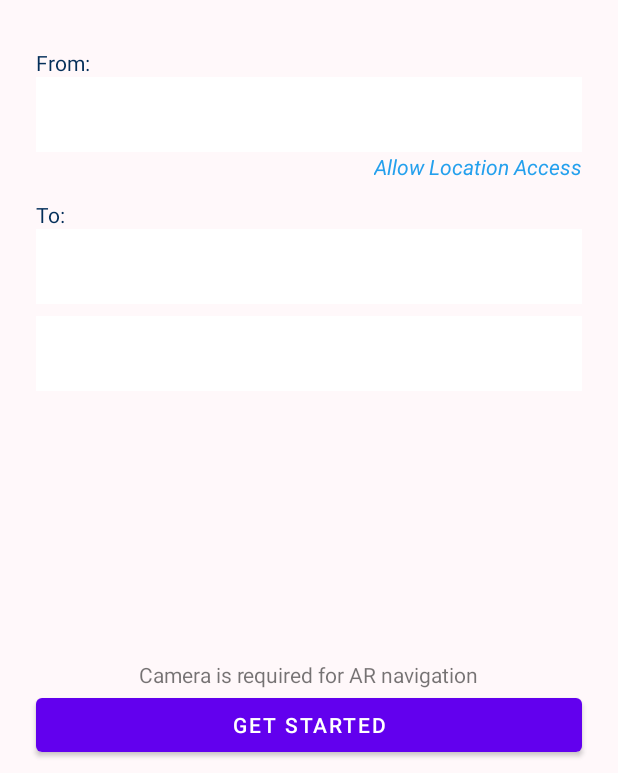
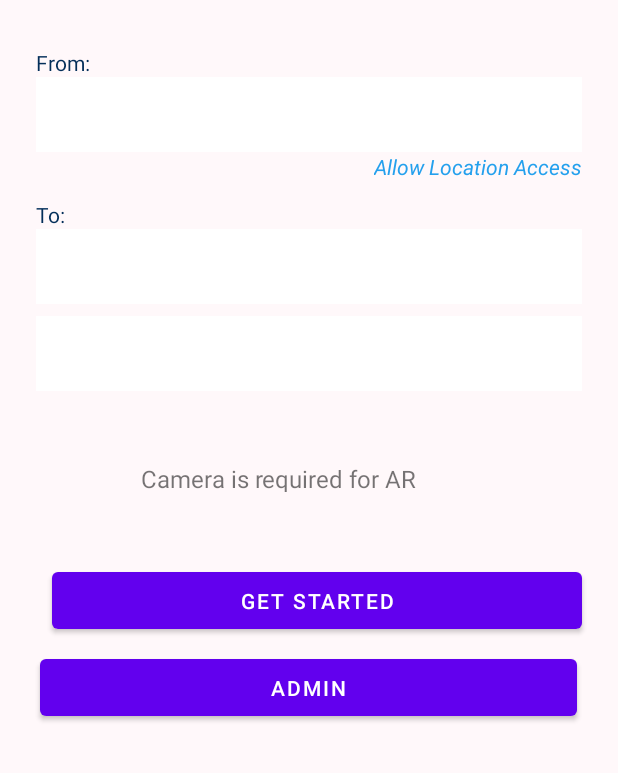
Before and after one commit to iShin1234/GsrFinder, an Android app: the layout activity_main.xml on its own in the app's theme, with its tools: preview values and no code run, on a phone screen of 412 x 824 dp, the part 463-1236 px from its top. Run offline under Robolectric (Android 15) with nearby library versions, the phone set to English and light mode, and no system bars.

Commit message:
Add Admin Feature

```diff
--- a/app/build.gradle
+++ b/app/build.gradle
@@ -50,6 +50,7 @@ dependencies {
     implementation 'com.google.android.gms:play-services-maps:18.0.2'
     implementation 'com.google.android.gms:play-services-location:21.0.1'
     implementation 'com.google.android.gms:play-services-auth:20.4.1'
+    implementation 'com.google.android.material:material:1.3.0-alpha03'
 
     // ARCore (Google Play Services for AR) library.
     implementation 'com.google.ar:core:1.36.0'
--- a/app/src/main/AndroidManifest.xml
+++ b/app/src/main/AndroidManifest.xml
@@ -2,6 +2,9 @@
 <manifest xmlns:android="http://schemas.android.com/apk/res/android"
     xmlns:tools="http://schemas.android.com/tools">
 
+    <uses-permission android:name="android.permission.ACCESS_COARSE_LOCATION" />
+    <uses-permission android:name="android.permission.ACCESS_COARSE_LOCATION" />
+    <uses-permission android:name="android.permission.ACCESS_COARSE_LOCATION" />
     <uses-permission android:name="android.permission.INTERNET" />
     <uses-permission android:name="android.permission.ACCESS_FINE_LOCATION" />
     <uses-permission android:name="android.permission.ACCESS_COARSE_LOCATION" />
--- a/app/src/main/res/layout/activity_main.xml
+++ b/app/src/main/res/layout/activity_main.xml
@@ -1,13 +1,17 @@
 <?xml version="1.0" encoding="utf-8"?>
-<androidx.constraintlayout.widget.ConstraintLayout xmlns:android="http://schemas.android.com/apk/res/android"
+<androidx.drawerlayout.widget.DrawerLayout xmlns:android="http://schemas.android.com/apk/res/android"
     xmlns:app="http://schemas.android.com/apk/res-auto"
     xmlns:tools="http://schemas.android.com/tools"
     android:layout_width="match_parent"
     android:layout_height="match_parent"
     android:background="#fff8fa"
+    android:id="@+id/my_drawer_layout"
     android:hapticFeedbackEnabled="true"
     tools:context=".MainActivity">
 
+    <androidx.constraintlayout.widget.ConstraintLayout
+        android:layout_width="match_parent"
+        android:layout_height="match_parent">
 
     <ImageView
         android:id="@+id/ivSmuGsrBanner"
@@ -101,27 +105,51 @@
         app:layout_constraintTop_toBottomOf="@+id/spinToSchool" />
 
 
-    <TextView
-        android:id="@+id/tvDisclaimer"
-        android:layout_width="wrap_content"
-        android:layout_height="wrap_content"
-        android:text="Camera is required for AR navigation"
-        app:layout_constraintBottom_toTopOf="@+id/btnGetStarted"
-        app:layout_constraintEnd_toEndOf="parent"
-        app:layout_constraintStart_toStartOf="parent" />
-
-
     <Button
         android:id="@+id/btnGetStarted"
-        android:layout_width="match_parent"
-        android:layout_height="wrap_content"
+        android:layout_width="353dp"
+        android:layout_height="50dp"
         android:layout_marginStart="24dp"
         android:layout_marginEnd="24dp"
         android:layout_marginBottom="8dp"
+        android:onClick="btnGetStartedClicked"
         android:text="Get Started"
-        android:onClick="btnGetStartedClicked"
+        app:layout_constraintBottom_toTopOf="@+id/adminBtn"
+        app:layout_constraintEnd_toEndOf="parent"
+        app:layout_constraintHorizontal_bias="1.0"
+        app:layout_constraintStart_toStartOf="parent" />
+
+    <TextView
+        android:id="@+id/tvdisclaimer"
+        android:layout_width="224dp"
+        android:layout_height="20dp"
+        android:text="Camera is required for AR navigation"
+        android:textSize="16sp"
+        app:layout_constraintBottom_toTopOf="@+id/btnGetStarted"
+        app:layout_constraintEnd_toEndOf="parent"
+        app:layout_constraintStart_toStartOf="parent"
+        app:layout_constraintTop_toBottomOf="@+id/spinToRoom" />
+
+    <Button
+        android:id="@+id/adminBtn"
+        android:layout_width="358dp"
+        android:layout_height="50dp"
+        android:layout_marginBottom="32dp"
+        android:text="Admin"
         app:layout_constraintBottom_toBottomOf="parent"
         app:layout_constraintEnd_toEndOf="parent"
+        app:layout_constraintHorizontal_bias="0.49"
         app:layout_constraintStart_toStartOf="parent" />
 
-</androidx.constraintlayout.widget.ConstraintLayout>
+    </androidx.constraintlayout.widget.ConstraintLayout>
+
+    <!-- this the navigation view which draws and shows the navigation drawer -->
+    <!-- include the menu created in the menu folder -->
+    <com.google.android.material.navigation.NavigationView
+        android:layout_width="wrap_content"
+        android:layout_height="match_parent"
+        android:layout_gravity="start"
+        app:menu="@menu/navigation_menu" />
+
+
+</androidx.drawerlayout.widget.DrawerLayout>
--- /dev/null
+++ b/app/src/main/res/menu/navigation_menu.xml
@@ -0,0 +1,7 @@
+<?xml version="1.0" encoding="utf-8"?>
+<menu xmlns:android="http://schemas.android.com/apk/res/android">
+    <item
+        android:id="@+id/admin"
+        android:title="Admin" />
+
+</menu>
--- a/app/src/main/res/values/strings.xml
+++ b/app/src/main/res/values/strings.xml
@@ -43,4 +43,8 @@
     <string name="learn_more">Learn more</string>
     <!-- Privacy learn more URL. [CHAR_LIMIT=NONE] -->
     <string name="learn_more_url">https://developers.google.com/ar/data-privacy</string>
+
+    <!-- to toggle the open close button of the navigation drawer -->
+    <string name="nav_open">Open</string>
+    <string name="nav_close">Close</string>
 </resources>
```
Also changed, not shown: app/src/main/java/sg/edu/smu/gsrfinder/MainActivity.kt (+38 -2 lines).
